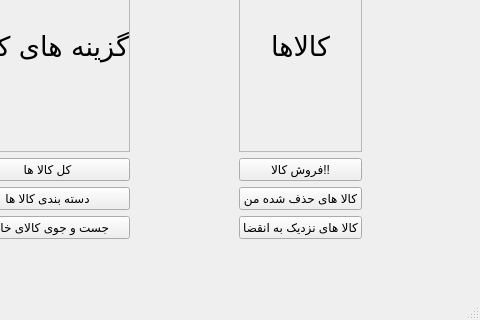
First picture: the form in SellerWindow.ui, repository Alireza8hi/Project-DigiKala, before the edit; both pictures show x 147 to 627 and y 145 to 465 of the 627 by 465 pixel window.
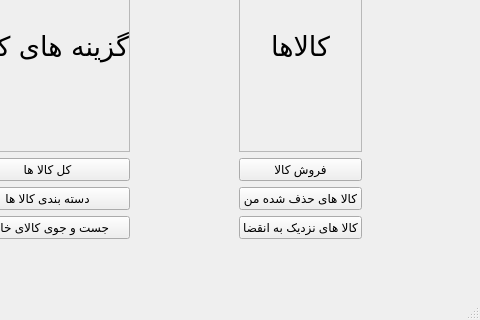
Second picture: the form after the edit. Icons and pictures are not drawn.

Diff of the .ui file:
```diff
--- a/SellerWindow.ui
+++ b/SellerWindow.ui
@@ -140,7 +140,7 @@
          <string notr="true">color: rgb(0, 0, 0);</string>
         </property>
         <property name="text">
-         <string>فروش کالا!!</string>
+         <string>فروش کالا</string>
         </property>
         <property name="icon">
          <iconset resource="icons.qrc">
```
